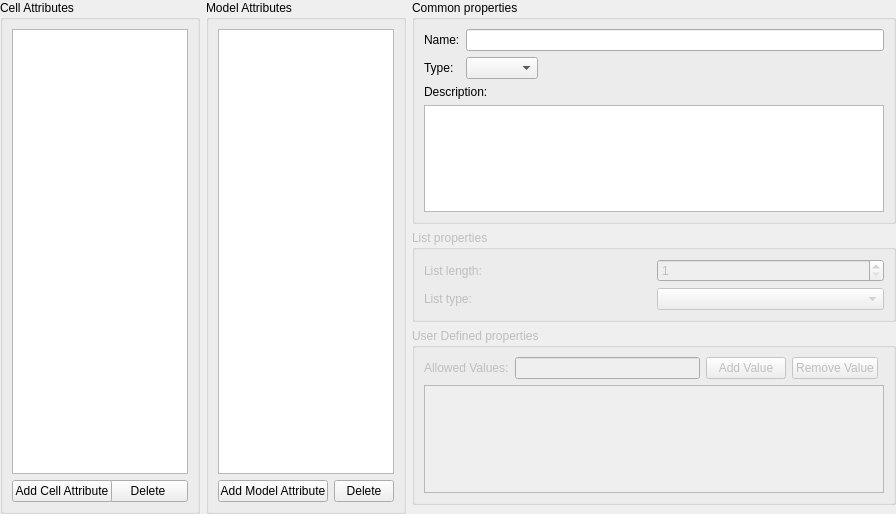
Before: the Qt Designer form src/ca_modeler/AttributeHandler/attribute_handler_widget.ui in rff255/GenesisCA, drawn with Qt 5.
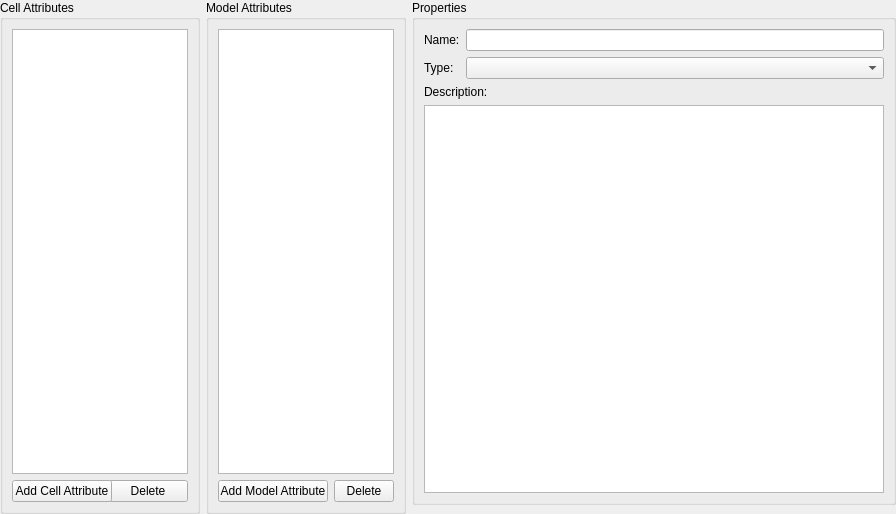
After: the same form once the commit is applied.

Commit message:
[Refactor] Remove unused/unfinished features from tab "Attributes (Cell/Model)"
- Remove "List type" related code
- Remove "User-defined" related code
- Remove "User-defined options" related code

```diff
--- a/src/ca_modeler/AttributeHandler/attribute_handler_widget.ui
+++ b/src/ca_modeler/AttributeHandler/attribute_handler_widget.ui
@@ -154,17 +154,14 @@
        <number>9</number>
       </property>
       <item>
-       <widget class="QGroupBox" name="gb_common_properties">
+       <widget class="QGroupBox" name="gb_properties">
         <property name="enabled">
          <bool>true</bool>
         </property>
         <property name="title">
-         <string>Common properties</string>
+         <string>Properties</string>
         </property>
-        <layout class="QFormLayout" name="formLayout">
-         <property name="fieldGrowthPolicy">
-          <enum>QFormLayout::ExpandingFieldsGrow</enum>
-         </property>
+        <layout class="QGridLayout" name="gridLayout_2">
          <item row="0" column="0">
           <widget class="QLabel" name="lbl_attribute_name">
            <property name="text">
@@ -179,28 +176,28 @@
            </property>
           </widget>
          </item>
-         <item row="2" column="0">
+         <item row="1" column="0">
           <widget class="QLabel" name="lbl_attribute_type">
            <property name="text">
             <string>Type:</string>
            </property>
           </widget>
          </item>
-         <item row="2" column="1">
+         <item row="1" column="1">
           <widget class="QComboBox" name="cb_attribute_type">
            <property name="currentIndex">
             <number>-1</number>
            </property>
           </widget>
          </item>
-         <item row="4" column="0" colspan="2">
+         <item row="2" column="0" colspan="2">
           <widget class="QLabel" name="lbl__attribute_description">
            <property name="text">
             <string>Description:</string>
            </property>
           </widget>
          </item>
-         <item row="5" column="0" colspan="2">
+         <item row="3" column="0" colspan="2">
           <widget class="QPlainTextEdit" name="txt_attribute_description">
            <property name="plainText">
             <string/>
@@ -210,99 +207,6 @@
         </layout>
        </widget>
       </item>
-      <item>
-       <widget class="QGroupBox" name="gb_list_properties">
-        <property name="enabled">
-         <bool>false</bool>
-        </property>
-        <property name="title">
-         <string>List properties</string>
-        </property>
-        <layout class="QGridLayout" name="gridLayout_8">
-         <item row="0" column="1">
-          <widget class="QSpinBox" name="sb_list_length">
-           <property name="minimum">
-            <number>1</number>
-           </property>
-          </widget>
-         </item>
-         <item row="0" column="0">
-          <widget class="QLabel" name="lbl_list_length">
-           <property name="text">
-            <string>List length:</string>
-           </property>
-          </widget>
-         </item>
-         <item row="1" column="0">
-          <widget class="QLabel" name="lbl_list_type">
-           <property name="text">
-            <string>List type:</string>
-           </property>
-          </widget>
-         </item>
-         <item row="1" column="1">
-          <widget class="QComboBox" name="cb_list_type"/>
-         </item>
-        </layout>
-       </widget>
-      </item>
-      <item>
-       <widget class="QGroupBox" name="gb_user_defined_properties">
-        <property name="enabled">
-         <bool>false</bool>
-        </property>
-        <property name="title">
-         <string>User Defined properties</string>
-        </property>
-        <layout class="QGridLayout" name="gridLayout_22">
-         <item row="1" column="0" colspan="5">
-          <widget class="QListWidget" name="lw_allowed_values"/>
-         </item>
-         <item row="0" column="0">
-          <widget class="QLabel" name="lbl_allowed_values">
-           <property name="text">
-            <string>Allowed Values:</string>
-           </property>
-          </widget>
-         </item>
-         <item row="0" column="2">
-          <widget class="QPushButton" name="pb_add_value">
-           <property name="sizePolicy">
-            <sizepolicy hsizetype="Maximum" vsizetype="Fixed">
-             <horstretch>0</horstretch>
-             <verstretch>0</verstretch>
-            </sizepolicy>
-           </property>
-           <property name="text">
-            <string>Add Value</string>
-           </property>
-          </widget>
-         </item>
-         <item row="0" column="3">
-          <widget class="QPushButton" name="pb_remove_value">
-           <property name="sizePolicy">
-            <sizepolicy hsizetype="Maximum" vsizetype="Fixed">
-             <horstretch>0</horstretch>
-             <verstretch>0</verstretch>
-            </sizepolicy>
-           </property>
-           <property name="minimumSize">
-            <size>
-             <width>80</width>
-             <height>0</height>
-            </size>
-           </property>
-           <property name="text">
-            <string>Remove Value</string>
-           </property>
-          </widget>
-         </item>
-         <item row="0" column="1">
-          <widget class="QLineEdit" name="txt_new_allowed_value"/>
-         </item>
-        </layout>
-       </widget>
-      </item>
      </layout>
     </widget>
    </item>
```
Left out of the diff: 19 changed lines with no effect on the pictures. The commit also changes 4 other files.
